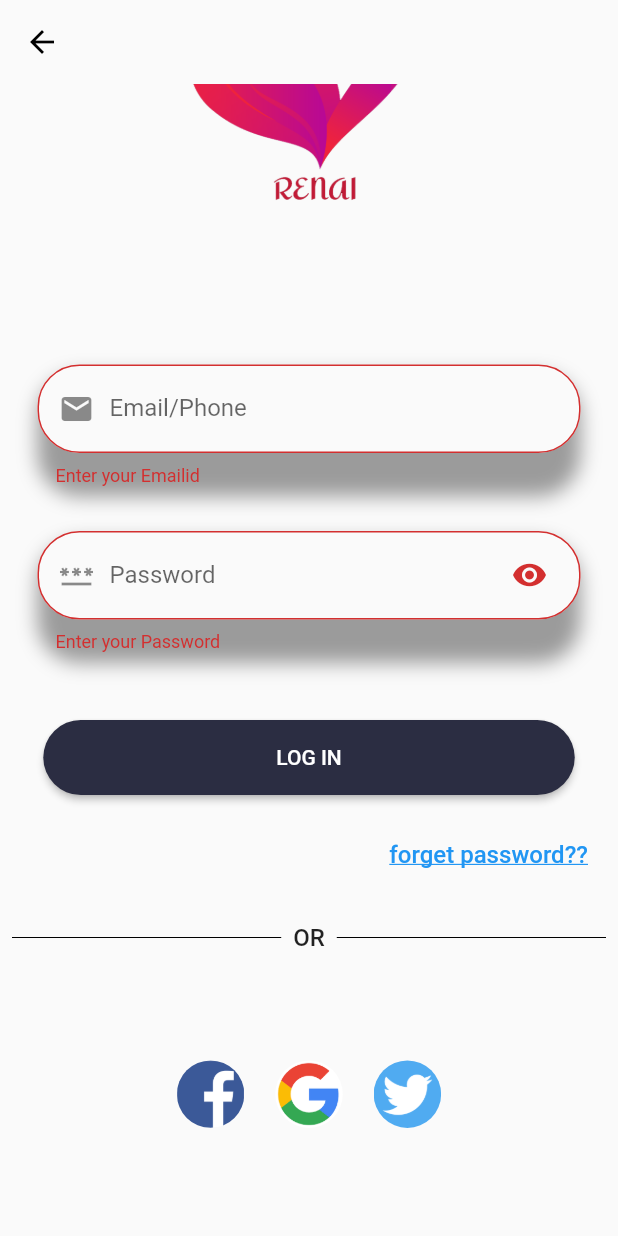
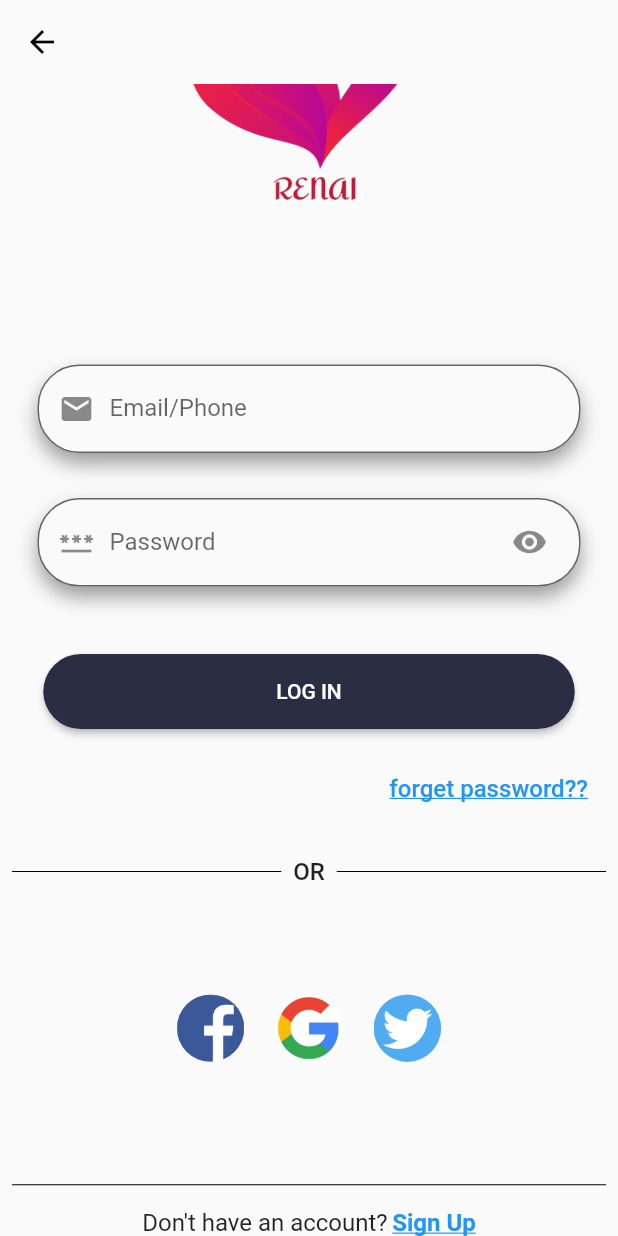
Before and after one commit to g1R87/matchmaking-system, a Flutter app: the LoginPage screen opened directly, scrolled down 203 dp, after a tap on "LOG IN", on a phone screen of 412 x 824 dp. Run offline on Flutter 3.47's test engine with Material 2 defaults, Android fonts, the phone set to English and light mode, and no system bars; our stand-ins replace get, image_picker, swipe_cards; network calls fail.

Commit message:
confirmPassword,login/signup

```diff
--- a/client/lib/pages/loginpage.dart
+++ b/client/lib/pages/loginpage.dart
@@ -1,6 +1,8 @@
+import 'dart:convert';
+
 import 'package:flutter/material.dart';
-import 'package:online_matchmaking_system/pages/birthday.dart';
 import 'package:online_matchmaking_system/pages/signup.dart';
+import 'package:http/http.dart' as http;
 
 class LoginPage extends StatefulWidget {
   const LoginPage({super.key});
@@ -135,15 +137,7 @@ class _LoginPageState extends State<LoginPage> {
                     backgroundColor: const Color(0xff2B2D42),
                     shape: RoundedRectangleBorder(
                         borderRadius: BorderRadius.circular(28))),
-                onPressed: () {
-                  final isValid = _key.currentState!.validate();
-                  if (isValid) {
-                    Navigator.push(context,
-                        MaterialPageRoute(builder: (context) {
-                      return const DetailsPage();
-                    }));
-                  }
-                },
+                onPressed: loginFunc,
                 child: const Text("LOG IN"),
               ),
             ),
@@ -272,4 +266,45 @@ class _LoginPageState extends State<LoginPage> {
       ),
     );
   }
+
+  Future<void> loginFunc() async {
+    //gettting data from form
+    final email = _emailController.text;
+    final password = _passwordController.text;
+    final body = {
+      "email": email,
+      "password": password,
+    };
+    //sending req
+    const url = "http://172.22.210.245:5300/user/login";
+    final uri = Uri.parse(url);
+    final response = await http.post(
+      uri,
+      body: jsonEncode(body),
+      headers: {"Content-type": "application/json"},
+    );
+    if (response.statusCode == 200) {
+      showSuccessMessage("nice!");
+    } else {
+      showFailureMessage("wtf?");
+    }
+  }
+
+  void showSuccessMessage(String message) {
+    final snackBar = SnackBar(content: Text(message));
+    ScaffoldMessenger.of(context).showSnackBar(snackBar);
+  }
+
+  void showFailureMessage(String message) {
+    final snackBar = SnackBar(
+      backgroundColor: Colors.red,
+      content: Text(
+        message,
+        style: const TextStyle(
+          color: Colors.white,
+        ),
+      ),
+    );
+    ScaffoldMessenger.of(context).showSnackBar(snackBar);
+  }
 }
--- a/client/pubspec.yaml
+++ b/client/pubspec.yaml
@@ -40,6 +40,7 @@ dependencies:
   image_picker: ^0.8.7+3
   get: ^4.6.5
   provider: ^6.0.5
+  http: ^0.13.5
 
 dev_dependencies:
   flutter_test:
```
Also changed, not shown: client/pubspec.lock, 2 other files.
